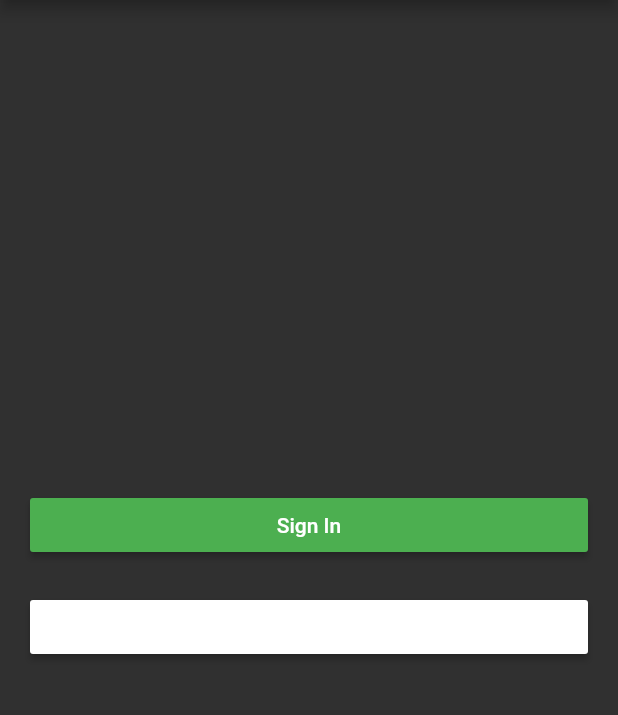
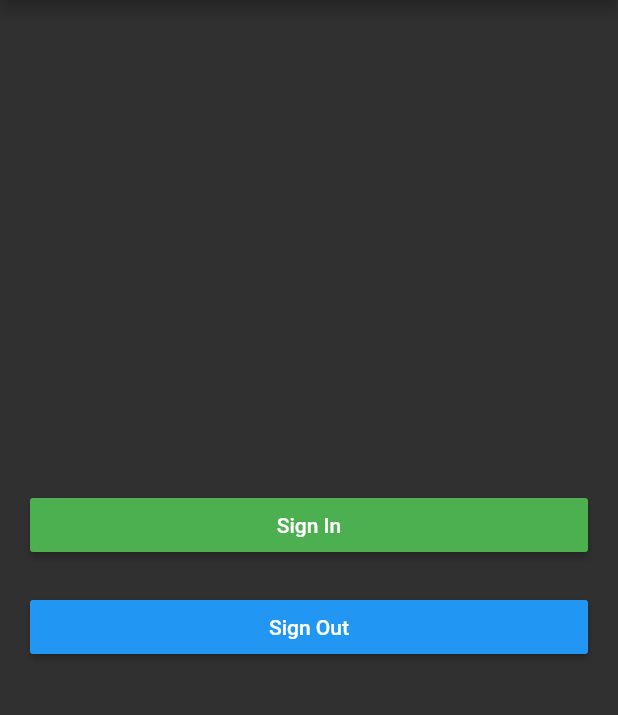
Before and after one commit to JoyalAJohney/RealWorldApp-flutter, a Flutter app: the screen it shows after launch, on a phone screen of 412 x 824 dp, the part 84-799 px from its top. Run offline on Flutter 3.47's test engine with Material 2 defaults, Android fonts, the phone set to English and light mode, and no system bars; our stand-ins replace firebase_auth, google_sign_in; accounts and stored records are empty.

Commit message:
Add green AccentColor

```diff
--- a/lib/main.dart
+++ b/lib/main.dart
@@ -8,7 +8,7 @@ void main() => runApp(MaterialApp(
   theme: ThemeData(
     brightness: Brightness.dark,
     primaryColor: Colors.black,
-    accentColor: Colors.red,
+    accentColor: Colors.green,
   ),
   home: RealWorldApp(),
 ));
@@ -60,7 +60,7 @@ class RealWorldApp extends StatelessWidget {
             RaisedButton(
               onPressed: _signOut,
               child: Text("Sign Out"),
-              color: Colors.white,
+              color: Colors.blue,
             )
           ],
         ),
```
